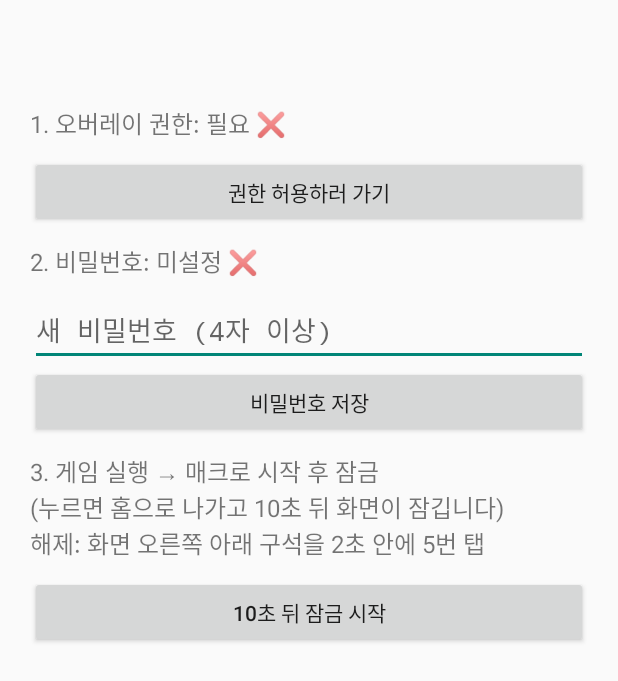
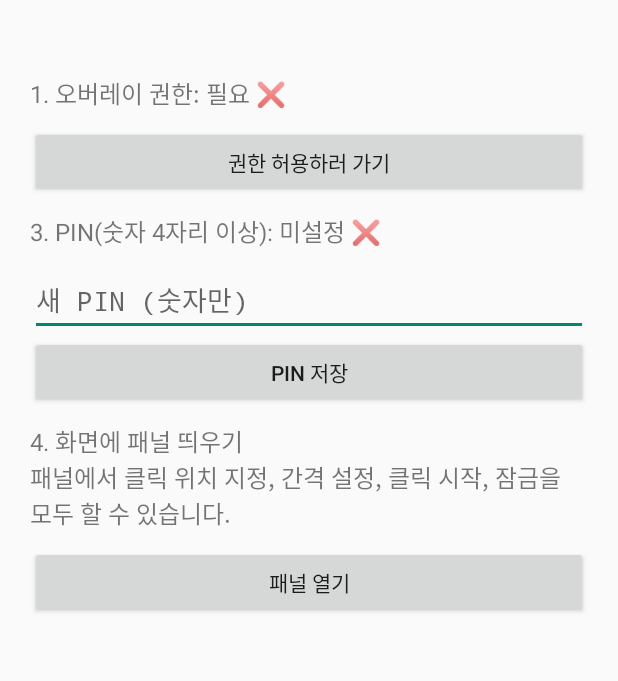
Before and after one commit to Lotus-oss/-, an Android app: the screen it shows after launch (MainActivity), on a phone screen of 412 x 824 dp. Shown: the top 681 px of the screen. Run offline under Robolectric (Android 15) with nearby library versions, the phone set to English and light mode, and no system bars; 3 statements that could not run were skipped.

Commit message:
Change password input to PIN and update labels

```diff
--- a/app/src/main/java/com/example/macrolock/MainActivity.kt
+++ b/app/src/main/java/com/example/macrolock/MainActivity.kt
@@ -10,7 +10,6 @@ import android.os.Bundle
 import android.provider.Settings
 import android.text.InputType
 import android.widget.*
-import android.widget.LinearLayout
 import java.security.MessageDigest
 
 object Pw {
@@ -38,7 +37,7 @@ class MainActivity : Activity() {
         val p = (20 * dp).toInt()
         val root = LinearLayout(this).apply {
             orientation = LinearLayout.VERTICAL
-            setPadding(p, p * 3, p, p)
+            setPadding(p, p * 2, p, p)
         }
         fun label(t: String) = TextView(this).apply {
             text = t; textSize = 16f; setPadding(0, p / 2, 0, p / 2)
@@ -54,25 +53,32 @@ class MainActivity : Activity() {
                 Uri.parse("package:$packageName")))
         })
 
-        root.addView(label("2. 비밀번호: " + if (Pw.isSet(this)) "설정됨 ✅" else "미설정 ❌"))
+        val acc = ClickService.instance != null
+        root.addView(label("2. 자동 클릭(접근성): " + if (acc) "켜짐 ✅" else "꺼짐 ❌"))
+        if (!acc) {
+            root.addView(label("※ 안 켜지면: 설정 → 앱 → MacroLock → 오른쪽 위 ⋮ → '제한된 설정 허용' 후 다시 시도"))
+            root.addView(btn("접근성 설정 열기") {
+                startActivity(Intent(Settings.ACTION_ACCESSIBILITY_SETTINGS))
+            })
+        }
+
+        root.addView(label("3. PIN(숫자 4자리 이상): " + if (Pw.isSet(this)) "설정됨 ✅" else "미설정 ❌"))
         val input = EditText(this).apply {
-            inputType = InputType.TYPE_CLASS_TEXT or InputType.TYPE_TEXT_VARIATION_PASSWORD
-            hint = "새 비밀번호 (4자 이상)"
+            inputType = InputType.TYPE_CLASS_NUMBER or InputType.TYPE_NUMBER_VARIATION_PASSWORD
+            hint = "새 PIN (숫자만)"
         }
         root.addView(input)
-        root.addView(btn("비밀번호 저장") {
+        root.addView(btn("PIN 저장") {
             val s = input.text.toString()
-            if (s.length < 4) toast("4자 이상 입력하세요")
+            if (s.length < 4 || !s.all { it.isDigit() }) toast("숫자 4자리 이상 입력하세요")
             else { Pw.save(this, s); toast("저장됨"); build() }
         })
 
-        root.addView(label("3. 게임 실행 → 매크로 시작 후 잠금\n(누르면 홈으로 나가고 10초 뒤 화면이 잠깁니다)\n해제: 화면 오른쪽 아래 구석을 2초 안에 5번 탭"))
-        root.addView(btn("10초 뒤 잠금 시작") {
-            if (!Settings.canDrawOverlays(this)) toast("권한을 먼저 허용하세요")
-            else if (!Pw.isSet(this)) toast("비밀번호를 먼저 저장하세요")
+        root.addView(label("4. 화면에 패널 띄우기\n패널에서 클릭 위치 지정, 간격 설정, 클릭 시작, 잠금을 모두 할 수 있습니다."))
+        root.addView(btn("패널 열기") {
+            if (!Settings.canDrawOverlays(this)) toast("오버레이 권한을 먼저 허용하세요")
             else {
                 startForegroundService(Intent(this, LockService::class.java))
-                toast("10초 뒤 잠깁니다. 게임을 실행하세요")
                 moveTaskToBack(true)
             }
         })
```
